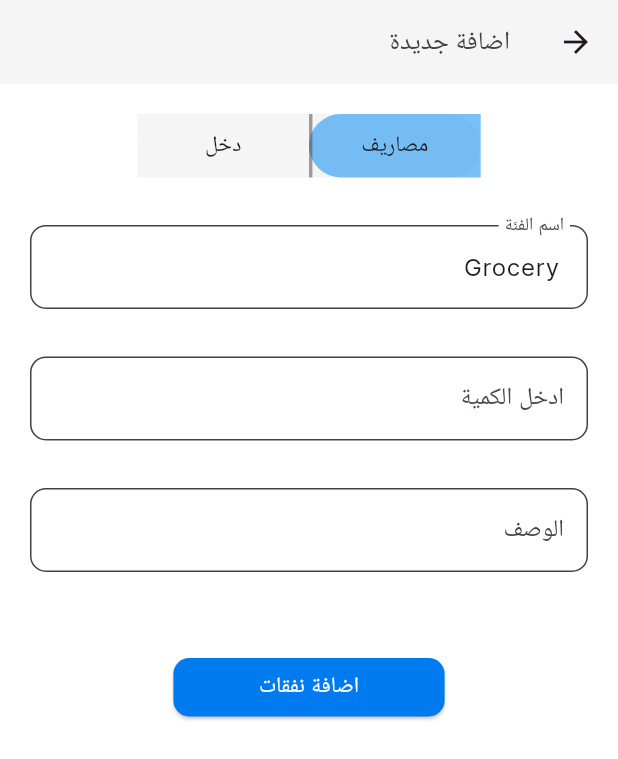
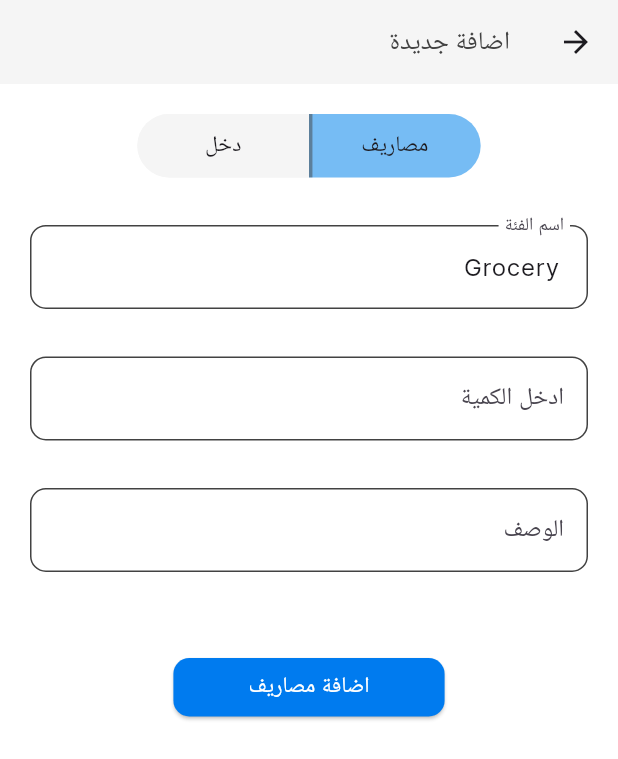
Before and after one commit to MinaAtefHafez/masrofatak, a Flutter app: the AddExpensesIncomeScreen screen opened by its route, on a phone screen of 412 x 824 dp. Shown: the top 759 px of the screen. Run offline on Flutter 3.47's test engine with Material 3 defaults, Android fonts, the phone set to English and light mode, and no system bars; our stand-ins replace easy_localization, firebase_core, flutter_bloc, flutter_screenutil, flutter_svg, get_it and 2 more; accounts and stored records are empty.

Commit message:
some thing

```diff
--- a/assets/localization/ar.json
+++ b/assets/localization/ar.json
@@ -17,7 +17,7 @@
   "ChooseCategory" : "اختر الفئة" ,
   "AddNewCategory" : "اضافة فئة جديدة" ,
   "MustNotBeEmpty" : "يجب أن لا يكون فارغ" ,
-  "AddExpenses" : "اضافة نفقات" ,
+  "AddExpenses" : "اضافة مصاريف" ,
   "AddIncome" : "اضافة دخل" ,
   "AddDoneSuccess" : "تم الاضافة بنجاح" ,
   "Today" : "اليوم" ,
--- a/lib/core/gen/app_images.dart
+++ b/lib/core/gen/app_images.dart
@@ -1,5 +1,9 @@
 class Assets {
   Assets._();
+
+  /// Assets for imagesAllowance
+  /// assets/images/allowance.svg
+  static const String imagesAllowance = "assets/images/allowance.svg";
 
   /// Assets for imagesBalance
   /// assets/images/Balance.svg
@@ -41,6 +45,10 @@ class Assets {
   /// assets/images/Income.svg
   static const String imagesIncome = "assets/images/Income.svg";
 
+  /// Assets for imagesInterest
+  /// assets/images/interest.svg
+  static const String imagesInterest = "assets/images/interest.svg";
+
   /// Assets for imagesLaundry
   /// assets/images/laundry.svg
   static const String imagesLaundry = "assets/images/laundry.svg";
@@ -65,6 +73,14 @@ class Assets {
   /// assets/images/restaurant_black_24dp.svg
   static const String imagesRestaurantBlack24dp = "assets/images/restaurant_black_24dp.svg";
 
+  /// Assets for imagesSalary
+  /// assets/images/salary.svg
+  static const String imagesSalary = "assets/images/salary.svg";
+
+  /// Assets for imagesSavings
+  /// assets/images/savings.svg
+  static const String imagesSavings = "assets/images/savings.svg";
+
   /// Assets for imagesSearch
   /// assets/images/search.svg
   static const String imagesSearch = "assets/images/search.svg";
@@ -84,4 +100,8 @@ class Assets {
   /// Assets for imagesVehicle
   /// assets/images/Vehicle.svg
   static const String imagesVehicle = "assets/images/Vehicle.svg";
+
+  /// Assets for imagesWages
+  /// assets/images/wages.svg
+  static const String imagesWages = "assets/images/wages.svg";
 }
--- a/lib/core/helpers/hive_helper/hive_helper.dart
+++ b/lib/core/helpers/hive_helper/hive_helper.dart
@@ -12,8 +12,6 @@ abstract class HiveHelper {
     Hive.registerAdapter<ExpensesIncomeModel>(ExpensesIncomeModelAdapter());
     box = await Hive.openBox(HiveConstants.box);
   }
-
-
 
   static bool isContainesKey(String key) {
     return box.containsKey(key);
@@ -31,6 +29,7 @@ abstract class HiveHelper {
 
 abstract class HiveConstants {
   static const box = 'box';
-  static const categories = 'categories';
+  static const expensesCategories = 'expensesCategories';
+  static const incomesCategories = 'incomesCategories';
   static const expensesIncome = 'expensesIncome';
 }
--- a/lib/features/categories/presentation/manager/category_cubit.dart
+++ b/lib/features/categories/presentation/manager/category_cubit.dart
@@ -15,17 +15,26 @@ class CategoryCubit extends Cubit<CategoryState> {
   CategoryModel category =
       CategoryModel(name: 'Grocery', id: 0, icon: Assets.imagesShopping);
 
-  List<CategoryModel> categories = [
-    CategoryModel(name: 'Grocery', id: 0, icon: Assets.imagesShopping),
+  List<CategoryModel> expensesCategories = [
+    CategoryModel(name: 'Shopping', id: 0, icon: Assets.imagesShopping),
     CategoryModel(name: 'Gifts', id: 1, icon: Assets.imagesCardGiftcard),
     CategoryModel(name: 'Bar & Cafe', id: 2, icon: Assets.imagesBarCafe),
     CategoryModel(name: 'Health', id: 3, icon: Assets.imagesHealth),
-    CategoryModel(name: 'Commute', id: 4, icon: Assets.imagesVehicle),
+    CategoryModel(name: 'Transportation', id: 4, icon: Assets.imagesVehicle),
     CategoryModel(name: 'Electronics', id: 5, icon: Assets.imagesElectronics),
-    CategoryModel(name: 'Laundry', id: 6, icon: Assets.imagesLaundry),
+    CategoryModel(name: 'Personal', id: 6, icon: Assets.imagesLaundry),
     CategoryModel(name: 'Liquor', id: 7, icon: Assets.imagesLiquor),
     CategoryModel(
         name: 'Restaurant', id: 8, icon: Assets.imagesRestaurantBlack24dp)
+  ];
+
+  List<CategoryModel> incomesCategories = [
+    CategoryModel(name: 'Salary', id: 0, icon: Assets.imagesSalary),
+    CategoryModel(name: 'Gifts', id: 1, icon: Assets.imagesCardGiftcard),
+    CategoryModel(name: 'Savings', id: 2, icon: Assets.imagesSavings),
+    CategoryModel(name: 'Wages', id: 3, icon: Assets.imagesWages),
+    CategoryModel(name: 'Interest', id: 4, icon: Assets.imagesInterest),
+    CategoryModel(name: 'Other', id: 5, icon: Assets.imagesAllowance),
   ];
 
   List<Color> categoriesColors = [
@@ -47,6 +56,10 @@ class CategoryCubit extends Cubit<CategoryState> {
     AppColors.color17FFF9C4
   ];
 
+  List<CategoryModel> getExpensesOrIncomesCategories(bool isExpenses) {
+    return isExpenses ? expensesCategories : incomesCategories;
+  }
+
   Color get getCategoryColor {
     var random = Random();
     var colorIndex = random.nextInt(categoriesColors.length - 1);
@@ -60,13 +73,23 @@ class CategoryCubit extends Cubit<CategoryState> {
 
   CategoryModel get getCategory => category;
 
-  Future<void> saveAllCategoriesLocal() async {
-    await _categoryRepo.saveAllCategoriesLocal(categories);
+  Future<void> saveExpensesCategoriesLocal() async {
+    await _categoryRepo.saveExpensesCategoriesLocal(expensesCategories);
     emit(SaveAllCategoriesLocal());
   }
 
-  Future<void> getAllCategoriesLocal() async {
-    categories = await _categoryRepo.getAllCategoriesLocal();
+  Future<void> getExpensesCategoriesLocal() async {
+    expensesCategories = await _categoryRepo.getExpensesCategoriesLocal();
+    emit(GetAllCategoriesLocal());
+  }
+
+  Future<void> saveIncomesCategoriesLocal() async {
+    await _categoryRepo.saveIncomesCategoriesLocal(incomesCategories);
+    emit(SaveAllCategoriesLocal());
+  }
+
+  Future<void> getIncomesCategoriesLocal() async {
+    incomesCategories = await _categoryRepo.getIncomesCategoriesLocal();
     emit(GetAllCategoriesLocal());
   }
 }
--- a/lib/features/expenses_income/presentation/view/screens/add_expenses_income_screen.dart
+++ b/lib/features/expenses_income/presentation/view/screens/add_expenses_income_screen.dart
@@ -90,7 +90,9 @@ class _AddExpensesIncomeScreenState extends State<AddExpensesIncomeScreen> {
                           onTap: () {
                             customBottomSheet(context,
                                 widget: ExpensesCategoryBottomSheerWidget(
-                                  categories: categoryCubit.categories,
+                                  categories: categoryCubit
+                                      .getExpensesOrIncomesCategories(
+                                          expensesIncomeCubit.isExpense),
                                 ));
                           },
                         );
--- a/lib/features/expenses_income/presentation/view/widgets/expenses_income_button.dart
+++ b/lib/features/expenses_income/presentation/view/widgets/expenses_income_button.dart
@@ -3,6 +3,7 @@ import 'package:flutter/material.dart';
 import 'package:flutter_screenutil/flutter_screenutil.dart';
 import 'package:masrofatak/core/app_styles/app_styles.dart';
 import 'package:masrofatak/core/app_theme/colors/app_colors.dart';
+import 'package:masrofatak/core/helpers/localization_helper/localization_helper.dart';
 
 class ExpensesIncomeButton extends StatelessWidget {
   const ExpensesIncomeButton(
@@ -34,8 +35,9 @@ class ExpensesIncomeButton extends StatelessWidget {
                   color: isExpense
                       ? Colors.blue.withOpacity(0.6)
                       : AppColors.colorF5F5F5,
-                  borderRadius:
-                      BorderRadius.horizontal(left: Radius.circular(50.r))),
+                  borderRadius: LocalizationUtils.isArabic
+                      ? BorderRadius.horizontal(right: Radius.circular(50.r))
+                      : BorderRadius.horizontal(left: Radius.circular(50.r))),
               child: Text(tr('Expenses'), style: AppStyles.styleRegular14),
             ),
           )),
@@ -52,8 +54,9 @@ class ExpensesIncomeButton extends StatelessWidget {
                   color: isExpense
                       ? AppColors.colorF5F5F5
                       : Colors.blue.withOpacity(0.6),
-                  borderRadius:
-                      BorderRadius.horizontal(right: Radius.circular(50.r))),
+                  borderRadius: LocalizationUtils.isArabic
+                      ? BorderRadius.horizontal(left: Radius.circular(50.r))
+                      : BorderRadius.horizontal(right: Radius.circular(50.r))),
               child: Text(tr('Income'), style: AppStyles.styleRegular14),
             ),
           ))
--- a/lib/features/home/presentation/view/screens/home_screen.dart
+++ b/lib/features/home/presentation/view/screens/home_screen.dart
@@ -37,8 +37,10 @@ class _HomeScreenState extends State<HomeScreen> {
   }
 
   void call() async {
-    await categoryCubit.saveAllCategoriesLocal();
-    await categoryCubit.getAllCategoriesLocal();
+    await categoryCubit.saveExpensesCategoriesLocal();
+    await categoryCubit.getExpensesCategoriesLocal();
+    await categoryCubit.saveIncomesCategoriesLocal();
+    await categoryCubit.getIncomesCategoriesLocal();
     await expensesIncomesCubit.getExpensesIncomesLocal();
   }
 
```
Also changed, not shown: lib/features/categories/data/repo/category_repo.dart (+19 -6 lines), lib/features/expenses_income/presentation/view/widgets/expenses_category_bottom_sheet.dart (+10 -1 lines), assets/images/allowance.svg (added), assets/images/interest.svg (added), assets/images/salary.svg (added), assets/images/savings.svg (added), assets/images/wages.svg (added).
